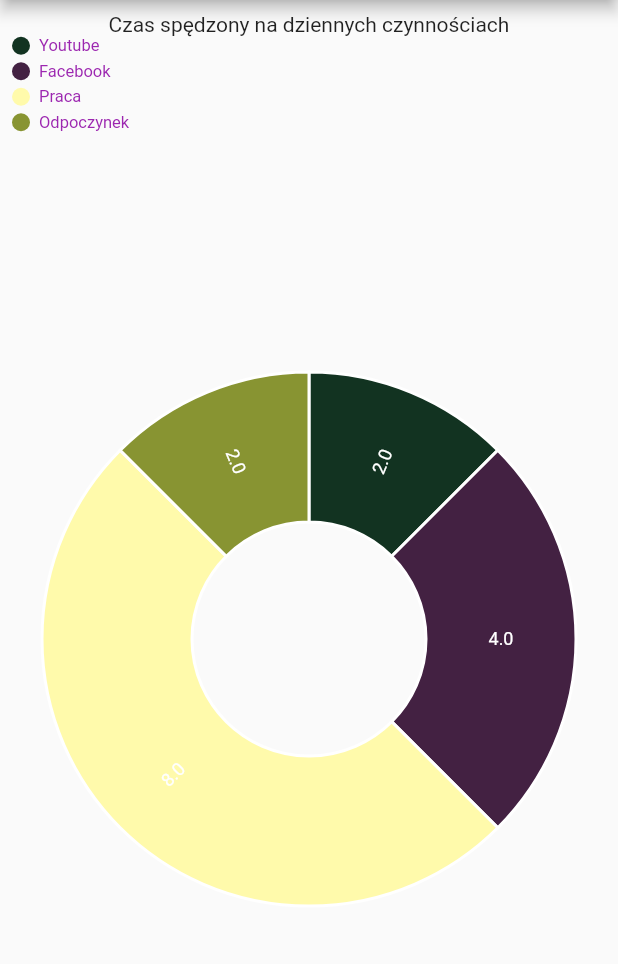
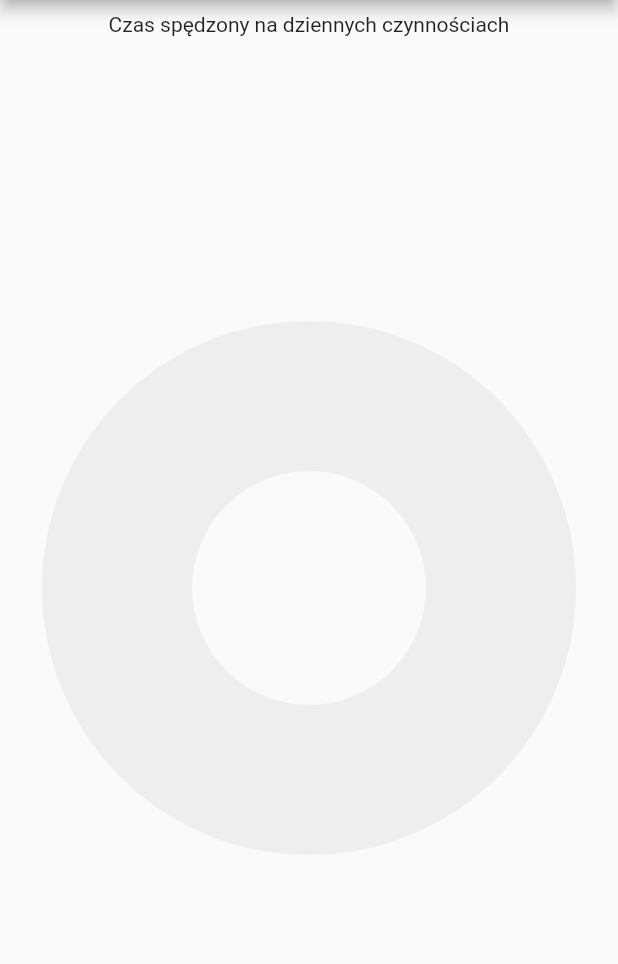
Before and after one commit to WojciechMoczydlowski/mgr-wpam, a Flutter app: the StatsScreen screen opened by its route, on a phone screen of 412 x 824 dp, the part 84-1048 px from its top. Run offline on Flutter 3.47's test engine with Material 2 defaults, Android fonts, the light colour scheme and no system bars; our stand-ins replace bloc, charts_flutter, cloud_firestore, firebase_core, flutter_bloc; accounts and stored records are empty.

Commit message:
Show trackingData on the chart

```diff
--- a/lib/business_logic/cubit/add_tracking_item/add_tracking_item_cubit.dart
+++ b/lib/business_logic/cubit/add_tracking_item/add_tracking_item_cubit.dart
@@ -12,11 +12,11 @@ class AddTrackingItemCubit extends Cubit<AddTrackingItemState> {
   AddTrackingItemCubit(this.trackerRepository, this.trackerCubit)
       : super(AddTrackingItemInitial());
 
-  addTrackingItem(String categoryId, String categoryName) {
+  addTrackingItem(String categoryId, String categoryName, String color) {
     emit(AddTrackingItemLoading());
 
     trackerRepository
-        .addTrackingItem(categoryId, categoryName)
+        .addTrackingItem(categoryId, categoryName, color)
         .then((trackingItem) {
       trackerCubit.addTrackingItem(trackingItem);
       emit(TrackingItemAdded());
--- a/lib/data/models/tracking_item.dart
+++ b/lib/data/models/tracking_item.dart
@@ -2,18 +2,21 @@ class TrackingItem {
   String id;
   String categoryName;
   String categoryId;
+  String color;
   String date;
 
   TrackingItem(
       {required this.id,
       required this.categoryId,
       required this.categoryName,
+      required this.color,
       required this.date});
 
   Map toJson() => {
         'id': id,
         'categoryId': categoryId,
         'categoryName': categoryName,
+        'color': color,
         'date': date
       };
 }
--- a/lib/data/repositories/tracker_repository.dart
+++ b/lib/data/repositories/tracker_repository.dart
@@ -18,7 +18,7 @@ class TrackerRepository {
             categoryId: value['categoryId'],
             categoryName: value['categoryName'],
             date: value['date'],
-        );
+            color: value['color']);
       }));
 
       return trackingItems;
@@ -28,7 +28,7 @@ class TrackerRepository {
   }
 
   Future<TrackingItem> addTrackingItem(
-      String categoryId, String categoryName) async {
+      String categoryId, String categoryName, String color) async {
     try {
       const uuid = Uuid();
       final currentDate = DateTime.now().add(const Duration(hours: 2));
@@ -37,8 +37,10 @@ class TrackerRepository {
       TrackingItem newTrackingItem = TrackingItem(
         id: uuid.v1(),
         categoryId: categoryId,
+        categoryName: categoryName,
+        color: color,
         date: currentDate.toString(),
-          categoryName: categoryName);
+      );
 
       trackingItems.add(newTrackingItem);
 
--- a/lib/presentation/screens/stats_screen.dart
+++ b/lib/presentation/screens/stats_screen.dart
@@ -1,7 +1,9 @@
 import 'package:flutter/material.dart';
 import 'package:flutter_bloc/flutter_bloc.dart';
 import 'package:wpam_app/business_logic/cubit/tracker/tracker_cubit.dart';
+import 'package:wpam_app/data/models/tracking_item.dart';
 import 'package:wpam_app/presentation/widgets/charts/tracking_pie_chart_widget.dart';
+import 'package:wpam_app/utils/get_color_from_hex.dart';
 
 import '../widgets/layout/navigation_drawer_widget.dart';
 
@@ -21,9 +23,49 @@ class StatsScreen extends StatelessWidget {
             return const Center(child: CircularProgressIndicator());
           }
 
-          return const TrackingPieChartWidget();
+          final pieChartData = mkChartData(state.trackingItems);
+
+          return TrackingPieChartWidget(
+            data: pieChartData,
+          );
         },
       ),
     );
   }
 }
+
+List<PieChartItem> mkChartData(List<TrackingItem> trackingItems) {
+  List<PieChartItem> pieChartData = [];
+
+  if (trackingItems.isEmpty) {
+    return pieChartData;
+  }
+
+  if (trackingItems.length == 1) {
+    final trackingItem = trackingItems[0];
+
+    pieChartData.add(PieChartItem(
+        trackingItem.categoryId,
+        trackingItem.categoryName,
+        24 * 60,
+        getColorFromHex(trackingItem.color)));
+
+    return pieChartData;
+  }
+
+  for (int i = 0; i < trackingItems.length - 1; i++) {
+    DateTime firstDate = DateTime.parse(trackingItems[i].date);
+    DateTime secondDate = DateTime.parse(trackingItems[i + 1].date);
+
+    final difference = secondDate.difference(firstDate).inMinutes;
+    final trackingItem = trackingItems[i];
+
+    pieChartData.add(PieChartItem(
+        trackingItem.categoryId,
+        trackingItem.categoryName,
+        difference,
+        getColorFromHex(trackingItem.color)));
+  }
+
+  return pieChartData;
+}
--- a/lib/presentation/widgets/charts/tracking_pie_chart_widget.dart
+++ b/lib/presentation/widgets/charts/tracking_pie_chart_widget.dart
@@ -1,48 +1,26 @@
 import 'package:charts_flutter/flutter.dart' as charts;
 import 'package:flutter/material.dart';
-import 'package:flutter_bloc/flutter_bloc.dart';
-import 'package:wpam_app/business_logic/cubit/tracker/tracker_cubit.dart';
-import 'package:wpam_app/utils/get_color_from_hex.dart';
 
-var pieData = [
-  PieChartItem("youtube", "Youtube", 2, getColorFromHex("#123321")),
-  PieChartItem("Facebook", "Facebook", 4, getColorFromHex("#432142")),
-  PieChartItem("Work", "Praca", 8, getColorFromHex("#FFFaab")),
-  PieChartItem("Rest", "Odpoczynek", 2, getColorFromHex("#889432")),
-];
-
-class TrackingPieChartWidget extends StatefulWidget {
-  const TrackingPieChartWidget({Key? key}) : super(key: key);
-
-  @override
-  State<TrackingPieChartWidget> createState() => _TrackingPieChartWidgetState();
-}
-
-class _TrackingPieChartWidgetState extends State<TrackingPieChartWidget> {
+class TrackingPieChartWidget extends StatelessWidget {
   final List<charts.Series<PieChartItem, String>> _seriesPieData =
       <charts.Series<PieChartItem, String>>[];
 
+  final List<PieChartItem> data;
+
+  TrackingPieChartWidget({Key? key, required this.data}) : super(key: key);
+
   @override
-  void initState() {
-    super.initState();
-
+  Widget build(BuildContext context) {
     _seriesPieData.add(
       charts.Series(
-          data: pieData,
+          data: data,
           domainFn: (PieChartItem item, _) => item.label,
-          measureFn: (PieChartItem item, _) => item.period,
+          measureFn: (PieChartItem item, _) => (item.period / 60),
           colorFn: (PieChartItem item, _) =>
               charts.ColorUtil.fromDartColor(item.color),
           id: "Your daily activity",
           labelAccessorFn: (PieChartItem item, _) => '${item.period}'),
     );
-  }
-
-  @override
-  Widget build(BuildContext context) {
-    return BlocBuilder<TrackerCubit, TrackerState>(
-      builder: (context, state) {
-        // const pieData = mkPieData();
 
     return Padding(
       padding: const EdgeInsets.all(8),
@@ -56,12 +34,10 @@ class _TrackingPieChartWidgetState extends State<TrackingPieChartWidget> {
             animationDuration: const Duration(seconds: 2),
             behaviors: [
               charts.DatumLegend(
-                      outsideJustification:
-                          charts.OutsideJustification.endDrawArea,
+                  outsideJustification: charts.OutsideJustification.endDrawArea,
                   horizontalFirst: false,
                   desiredMaxRows: 2,
-                      cellPadding:
-                          const EdgeInsets.only(right: 4.0, bottom: 4.0),
+                  cellPadding: const EdgeInsets.only(right: 4.0, bottom: 4.0),
                   entryTextStyle: charts.TextStyleSpec(
                     color: charts.MaterialPalette.purple.shadeDefault,
                     fontSize: 11,
@@ -77,15 +53,13 @@ class _TrackingPieChartWidgetState extends State<TrackingPieChartWidget> {
         ]),
       ),
     );
-      },
-    );
   }
 }
 
 class PieChartItem {
   String id;
   String label;
-  double period;
+  int period;
   Color color;
 
   PieChartItem(this.id, this.label, this.period, this.color);
--- a/lib/presentation/widgets/tracking/tracker_tile_widget.dart
+++ b/lib/presentation/widgets/tracking/tracker_tile_widget.dart
@@ -22,7 +22,7 @@ class TrackerTileWidget extends StatelessWidget {
         return TextButton(
             onPressed: () {
               BlocProvider.of<AddTrackingItemCubit>(context)
-                  .addTrackingItem(categoryId, name);
+                  .addTrackingItem(categoryId, name, color);
             },
             child:
                 CategoryTileWidget(id: categoryId, name: name, color: color));
```
Lines whose indentation alone changed are shown as unchanged.
